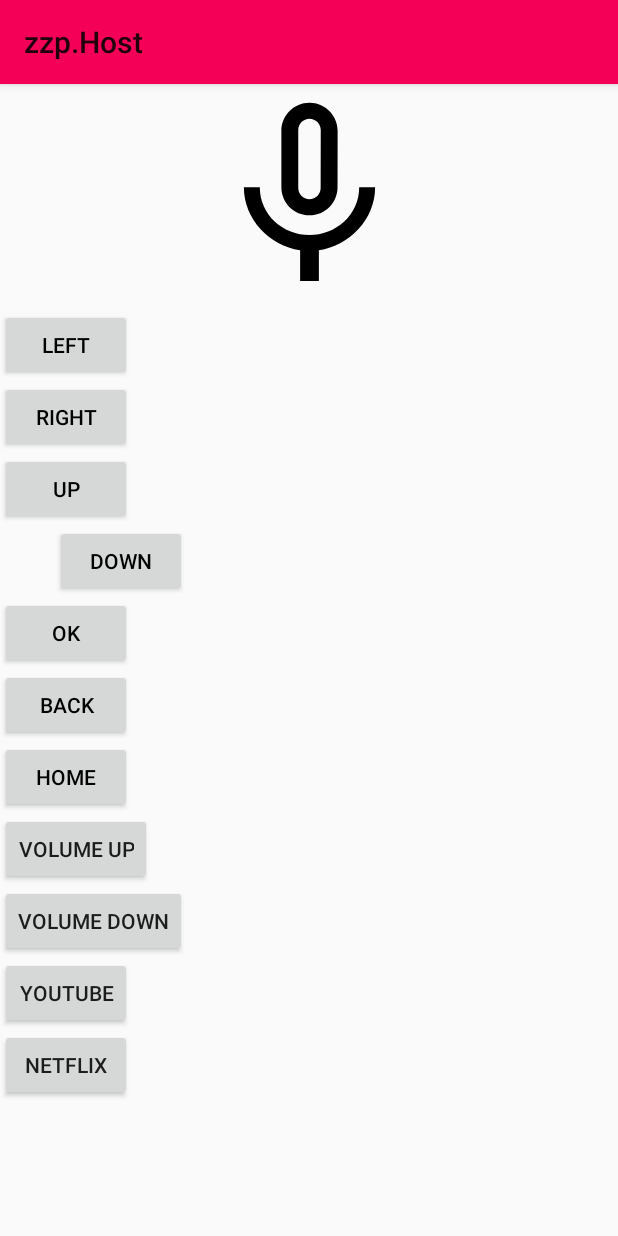
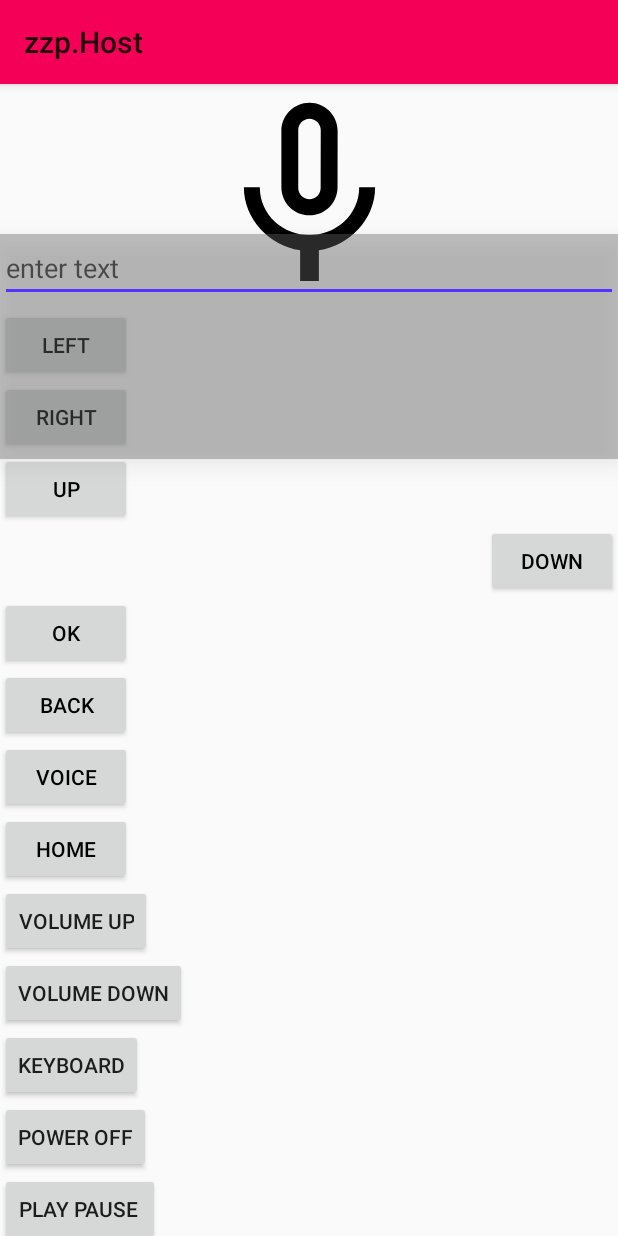
Before and after one commit to manishvwynk/TestRemoteDemo, an Android app: the fragment RemoteFrag shown on its own in the app's theme, after a tap on "LEFT", on a phone screen of 412 x 824 dp. Run offline under Robolectric (Android 15) with nearby library versions, the phone set to English and light mode, and no system bars; 3 statements that could not run were skipped.

Commit message:
ui fixes

```diff
--- a/app/src/main/java/com/example/a1w52c8a/testremotedemo/MainActivity.java
+++ b/app/src/main/java/com/example/a1w52c8a/testremotedemo/MainActivity.java
@@ -86,7 +86,7 @@ public class MainActivity extends AppCompatActivity implements DeviceListFragmen
 
     @Override
     public void onPairingCompleted(String s) {
-        Log.i(TAG," onPairingCompleted ");
+        Log.i(TAG," onPairingCompleted :"+s);
         device.setPairingSecret(s);
     }
 
@@ -102,12 +102,13 @@ public class MainActivity extends AppCompatActivity implements DeviceListFragmen
 
     @Override
     public void sendAudioCommand() {
+        device.startVoice();
 
     }
 
     @Override
     public void stopAudioCommand() {
-
+        device.stopVoice();
     }
 
 
--- a/app/src/main/java/com/example/a1w52c8a/testremotedemo/RemoteFrag.java
+++ b/app/src/main/java/com/example/a1w52c8a/testremotedemo/RemoteFrag.java
@@ -5,17 +5,26 @@ import android.os.Bundle;
 import android.support.annotation.NonNull;
 import android.support.annotation.Nullable;
 import android.support.v4.app.Fragment;
+import android.util.Log;
 import android.view.KeyEvent;
 import android.view.LayoutInflater;
 import android.view.View;
 import android.view.ViewGroup;
+import android.view.inputmethod.InputMethodManager;
+import android.widget.EditText;
+import android.widget.LinearLayout;
+import android.widget.SeekBar;
+import android.widget.Toast;
 
 import com.google.android.tv.support.remote.R;
 
-public class RemoteFrag extends Fragment implements View.OnClickListener {
+public class RemoteFrag extends Fragment implements View.OnClickListener,View.OnKeyListener {
 
 
     private   RemoteFramentInteractor listener;
+    private boolean isSpeaking;
+          private LinearLayout keyboardTextContainer;
+          private EditText keyboardText;
 
 
     @Override
@@ -39,6 +48,22 @@ public class RemoteFrag extends Fragment implements View.OnClickListener {
         view.findViewById(R.id.leftBtn).setOnClickListener(this);
         view.findViewById(R.id.rightBtn).setOnClickListener(this);
 
+        view.findViewById(R.id.ok).setOnClickListener(this);
+
+
+        view.findViewById(R.id.home).setOnClickListener(this);
+        view.findViewById(R.id.back).setOnClickListener(this);
+        view.findViewById(R.id.back).setOnClickListener(this);
+        view.findViewById(R.id.voice).setOnClickListener(this);
+        view.findViewById(R.id.play).setOnClickListener(this);
+        view.findViewById(R.id.power_off).setOnClickListener(this);// power off
+        view.findViewById(R.id.keyboard).setOnClickListener(this); // keyboard
+
+        initView(view);
+
+//
+
+
 
 
 
@@ -50,33 +75,49 @@ public class RemoteFrag extends Fragment implements View.OnClickListener {
 
 
     private void initView( View view) {
-//        view.leftBtn.setOnClickListener(this);
-//        view.rightBtn.setOnClickListener(this);
-//        view.up.setOnClickListener(this)
-//        view.down.setOnClickListener(this)
-//        view.ok.setOnClickListener(this)
-//        view.back.setOnClickListener(this)
-//        view.home.setOnClickListener(this)
-//        view.imgv_mic.setOnClickListener(this)
-//        view.btn_volume_up.setOnClickListener(this)
-//        view.btn_volume_down.setOnClickListener(this)
-//        view.btn_netflix.setOnClickListener(this)
-//        view.btn_youtube.setOnClickListener(this)
+//
+
+        keyboardTextContainer =   view.findViewById(R.id.keyboard_container);
+        keyboardText = view.findViewById(R.id.keyboard_edittext);
+        keyboardText.setOnKeyListener(this);
+
+        ((SeekBar)(view.findViewById(R.id.seekBar))).setOnSeekBarChangeListener(new SeekBar.OnSeekBarChangeListener() {
+
+            @Override
+            public void onStopTrackingTouch(SeekBar seekBar) {
+                Log.d("mvv","onStopTrackingTouch  "+seekBar.getProgress());
+            }
+
+            @Override
+            public void onStartTrackingTouch(SeekBar seekBar) {
+                Log.d("mvv","onStartTrackingTouch  "+seekBar.getProgress());
+            }
+
+            @Override
+            public void onProgressChanged(SeekBar seekBar, int progress, boolean fromUser) {
+
+                Log.d("mvv","onProgressChanged  "+progress);
+
+//                t1.setTextSize(progress);
+                Toast.makeText(getActivity(), String.valueOf(progress), Toast.LENGTH_LONG).show();
+
+            }
+        });
     }
 
 
 
     private void leftClicked() {
 
-        sendEvent(KeyEvent.KEYCODE_TV_POWER);
+        sendEvent(KeyEvent.KEYCODE_DPAD_UP_LEFT);
     }
 
     private void rightClicked() {
-        sendEvent(KeyEvent.KEYCODE_POWER);
+        sendEvent(KeyEvent.KEYCODE_DPAD_UP_RIGHT);
     }
 
     private void upClicked() {
-        sendEvent(KeyEvent.KEYCODE_POWER);
+        sendEvent(KeyEvent.KEYCODE_DPAD_UP);
     }
 
     private void downClicked() {
@@ -85,7 +126,12 @@ public class RemoteFrag extends Fragment implements View.OnClickListener {
 
 
     private void volumeUpClicked() {
-        sendEvent(KeyEvent.KEYCODE_TV_POWER);
+        sendEvent(KeyEvent.FLAG_SOFT_KEYBOARD);
+    }
+
+
+    private void ok() {
+        sendEvent(KeyEvent.KEYCODE_DPAD_CENTER);
     }
 
     private void volumeDownClicked() {
@@ -93,6 +139,23 @@ public class RemoteFrag extends Fragment implements View.OnClickListener {
     }
 
 
+    private void powerOff() {
+        sendEvent(KeyEvent.KEYCODE_POWER);
+    }
+
+
+    private void KeyBoardClick() {
+
+        keyboardTextContainer.setVisibility(View.VISIBLE);
+        InputMethodManager imm = (InputMethodManager) getActivity(). getSystemService(Context.INPUT_METHOD_SERVICE);
+        imm.toggleSoftInput(InputMethodManager.SHOW_FORCED,0);
+
+    }
+
+
+    private void back() {
+        sendEvent(KeyEvent.KEYCODE_BACK);
+    }
 
 
     private void sendEvent( int keyCode) {
@@ -122,16 +185,76 @@ public class RemoteFrag extends Fragment implements View.OnClickListener {
               rightClicked();
               break;
           case  R.id.btn_volume_up:
-              volumeDownClicked();
+              volumeUpClicked();
               break;
 
           case  R.id.btn_volume_down:
               volumeDownClicked();
+
+          case  R.id.back:
+              back();
               break;
+          case  R.id.power_off:
+              powerOff();
+              break;
+
+          case  R.id.keyboard:
+              KeyBoardClick();
+              break;
+
+          case  R.id.voice:
+              micClick();
+
+
+          case  R.id.play:
+              play();
+              break;
+          case  R.id.ok:
+              ok();
+              break;
+
+//          case  R.id.seekBar:
+//              micClick();
+//              break;
 
 
 
       }
+    }
+
+
+    void micClick(){
+        if (isSpeaking) {
+            listener.stopAudioCommand();
+            isSpeaking = false;
+        } else {
+            listener.sendAudioCommand();
+            isSpeaking = true;
+        }
+    }
+
+
+    void play(){
+        sendEvent(KeyEvent.KEYCODE_MEDIA_PLAY_PAUSE);
+    }
+
+
+    void keyclick(int code){
+        sendEvent(KeyEvent.KEYCODE_MEDIA_PLAY_PAUSE);
+    }
+    @Override
+    public boolean onKey(View view, int i, KeyEvent keyEvent) {
+        Log.i("mvv"," keyboard keyEvent ::: "+keyEvent+ " eyEvent.getCharacters() "+keyEvent.getCharacters()+" key code"+keyEvent.getKeyCode());
+
+
+        keyboardText.setText(keyEvent.getCharacters());
+
+        keyclick(keyEvent.getKeyCode());
+
+        Log.i("mvv"," keyboard keyEvent ::: "+keyEvent+ " eyEvent.getCharacters() "+keyEvent.getCharacters());
+        Toast.makeText(getActivity(),keyEvent.getCharacters(), Toast.LENGTH_SHORT).show();
+
+        return false;
     }
 
     interface RemoteFramentInteractor {
@@ -141,4 +264,5 @@ public class RemoteFrag extends Fragment implements View.OnClickListener {
 
         void stopAudioCommand();
     }
+
 }
--- a/app/src/main/res/layout/fragment_remote.xml
+++ b/app/src/main/res/layout/fragment_remote.xml
@@ -6,6 +6,9 @@
     android:layout_height="match_parent"
     android:fillViewport="true"
     >
+    <FrameLayout
+        android:layout_width="match_parent"
+        android:layout_height="match_parent">
 
     <android.support.constraint.ConstraintLayout
         android:layout_width="match_parent"
@@ -21,7 +24,7 @@
             app:layout_constraintRight_toRightOf="parent" />
 
         <LinearLayout
-            android:layout_width="wrap_content"
+            android:layout_width="match_parent"
             android:layout_height="wrap_content"
             android:layout_gravity="bottom"
             android:orientation="vertical"
@@ -74,6 +77,13 @@
                 android:textColor="@android:color/black" />
 
             <Button
+                android:id="@+id/voice"
+                android:layout_width="wrap_content"
+                android:layout_height="wrap_content"
+                android:text="voice"
+                android:textColor="@android:color/black" />
+
+            <Button
                 android:id="@+id/home"
                 android:layout_width="wrap_content"
                 android:layout_height="wrap_content"
@@ -93,18 +103,47 @@
                 android:text="Volume Down" />
 
             <Button
-                android:id="@+id/btn_youtube"
+                android:id="@+id/keyboard"
                 android:layout_width="wrap_content"
                 android:layout_height="wrap_content"
-                android:text="Youtube" />
+                android:text="keyboard" />
 
             <Button
-                android:id="@+id/btn_netflix"
+                android:id="@+id/power_off"
                 android:layout_width="wrap_content"
                 android:layout_height="wrap_content"
-                android:text="Netflix" />
+                android:text="power off" />
+
+            <Button
+                android:id="@+id/play"
+                android:layout_width="wrap_content"
+                android:layout_height="wrap_content"
+                android:text="play pause " />
+
+            <android.support.v7.widget.AppCompatSeekBar
+                android:id="@+id/seekBar"
+                android:layout_width="match_parent"
+                android:layout_height="5dp"
+                android:layout_margin="16dp"
+                android:max="100"
+                />
         </LinearLayout>
 
 
     </android.support.constraint.ConstraintLayout>
+
+    <LinearLayout
+        android:elevation="10dp"
+        android:background="#6666"
+        android:id="@+id/keyboard_container"
+        android:layout_marginTop="100dp"
+        android:layout_width="match_parent"
+        android:layout_height="150dp">
+        <EditText
+            android:id="@+id/keyboard_edittext"
+            android:hint="enter text"
+            android:layout_width="match_parent"
+            android:layout_height="wrap_content" />
+    </LinearLayout>
+    </FrameLayout>
 </ScrollView>
```
